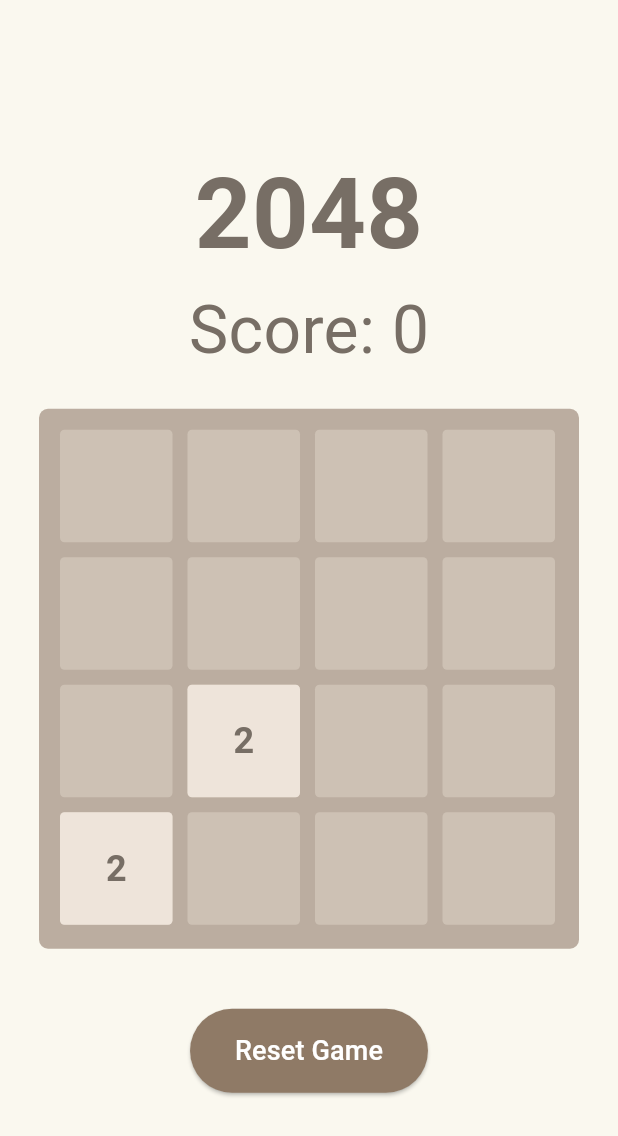
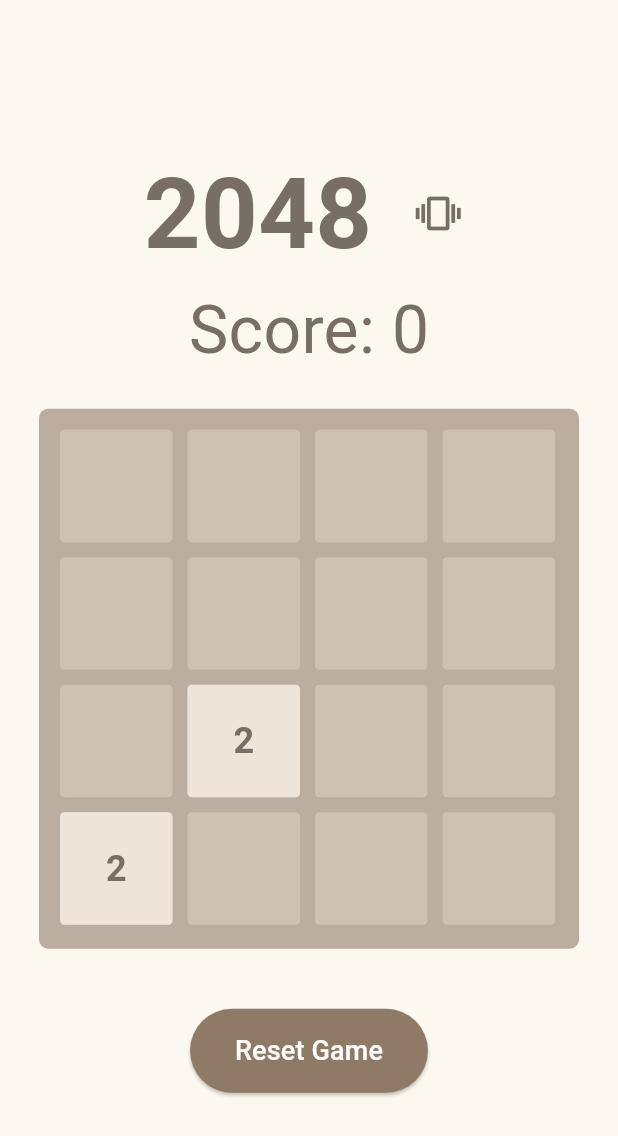
Before and after one commit to QuenumGerald/deuxmillequarantehuit, a Flutter app: the screen it shows after launch, on a phone screen of 412 x 824 dp. Shown: the top 1136 px of the screen. Run offline on Flutter 3.47's test engine with Material 3 defaults, Android fonts, the phone set to English and light mode, and no system bars; our stand-ins replace audioplayers, vibration.

Commit message:
vibration

```diff
--- a/lib/screens/game_screen.dart
+++ b/lib/screens/game_screen.dart
@@ -40,6 +40,7 @@
 
 class _GameScreenState extends State<GameScreen> with TickerProviderStateMixin {
   static const int gridSize = 4;
+  bool vibrationEnabled = true;
   late List<Tile> tiles;
   int score = 0;
   bool gameOver = false;
@@ -47,6 +48,7 @@
   int _tileIdCounter = 0;
   final Random random = Random();
   final AudioPlayer audioPlayer = AudioPlayer();
+  late List<Source> popSounds;
   bool isMoving = false;
 
   // Constantes pour la grille
@@ -58,6 +60,12 @@
   @override
   void initState() {
     super.initState();
+    popSounds = [
+      AssetSource('merge.mp3'),
+      AssetSource('merge1.mp3'),
+      AssetSource('merge2.mp3'),
+    ];
+    audioPlayer.setReleaseMode(ReleaseMode.stop);
     _initializeGame();
   }
 
@@ -65,6 +73,7 @@
     tiles = [];
     _addRandomTile();
     _addRandomTile();
+
   }
 
   Color _getTileColor(int value) {
@@ -192,7 +201,13 @@
   }
 
   Future<void> _playMergeSound() async {
-    await audioPlayer.play(AssetSource('merge.mp3'));
+    // Sélection du son basée sur une valeur aléatoire
+    int index = (random.nextDouble() * 3).floor();  // 0, 1, ou 2
+    try {
+      await audioPlayer.play(popSounds[index]);
+    } catch (e) {
+      print("Erreur de lecture du son: $e");
+    }
   }
 
   Future<void> _playGameOverSound() async {
@@ -334,7 +349,9 @@
           score += tile.value;
           _setupMergeAnimation(tile);
           _playMergeSound();
-          Vibration.vibrate(duration: 100);
+          if (vibrationEnabled) {  // Vérifier si la vibration est activée
+            Vibration.vibrate(duration: 30);
+          }
           break;
         } else {
           break;
@@ -499,6 +516,9 @@
                 child: Column(
                   mainAxisAlignment: MainAxisAlignment.center,
                   children: [
+                    Row(
+                      mainAxisAlignment: MainAxisAlignment.center,
+                      children: [
                         const Text(
                           '2048',
                           style: TextStyle(
@@ -506,6 +526,23 @@
                             fontWeight: FontWeight.bold,
                             color: Color(0xff776E65),
                           ),
+                        ),
+                        const SizedBox(width: 20),
+                        IconButton(
+                          onPressed: () {
+                            setState(() {
+                              vibrationEnabled = !vibrationEnabled;
+                            });
+                          },
+                          icon: Icon(
+                            Icons.vibration,  // Toujours utiliser l'icône vibration
+                            color: vibrationEnabled
+                                ? const Color(0xff776E65)  // Couleur normale quand activé
+                                : const Color(0xffbbada0),
+                            size: 30,
+                          ),
+                        ),
+                      ],
                     ),
                     Text(
                       'Score: $score',
--- a/pubspec.yaml
+++ b/pubspec.yaml
@@ -62,6 +62,8 @@
 
   assets:
     - assets/merge.mp3
+    - assets/merge1.mp3
+    - assets/merge2.mp3
     - assets/game-over.mp3
   # An image asset can refer to one or more resolution-specific "variants", see
   # https://flutter.dev/to/resolution-aware-images
```
Lines whose indentation alone changed are shown as unchanged.
